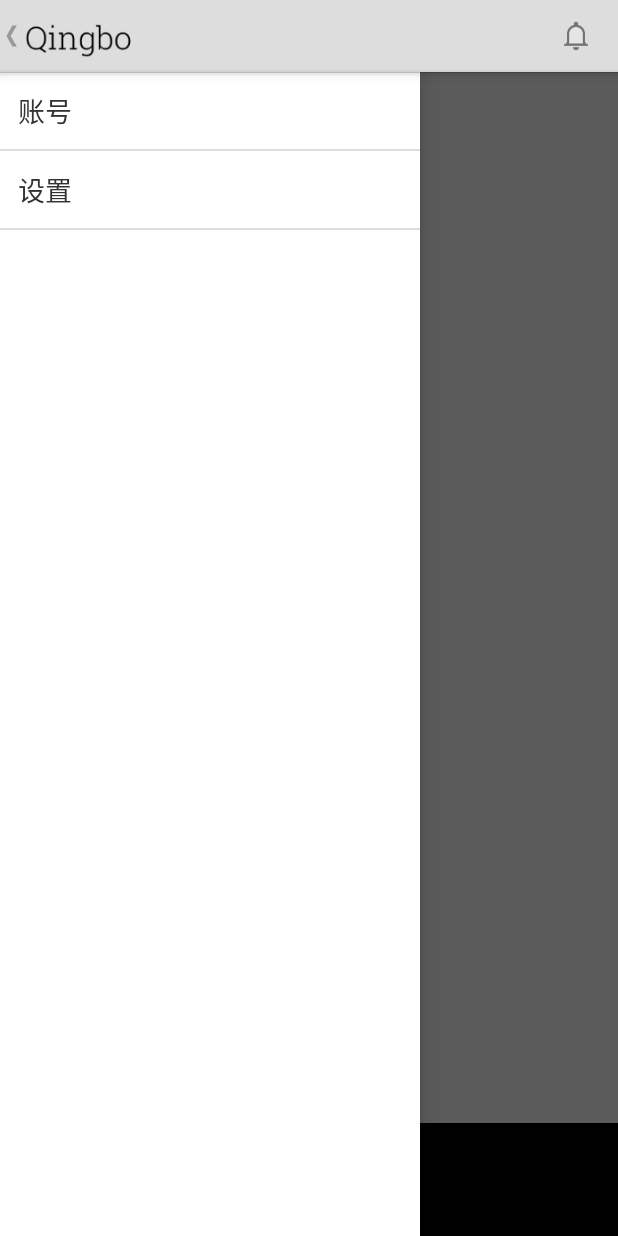
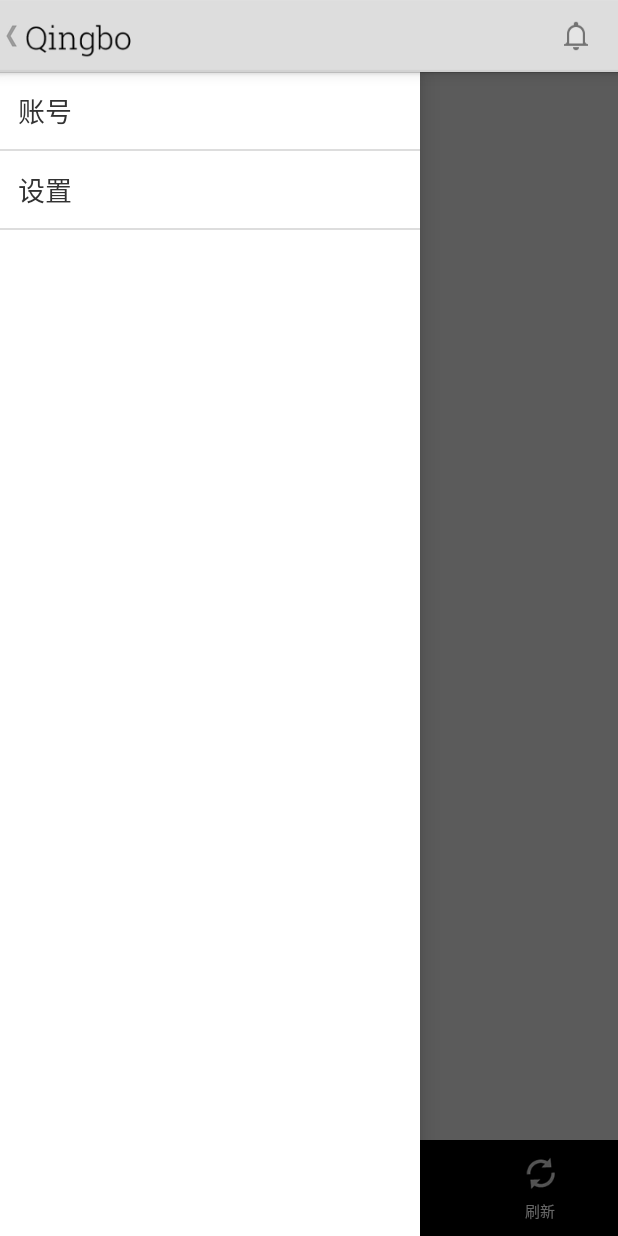
Before and after one commit to kyze8439690/Qingbo, an Android app: the screen it shows after launch (MainActivity), with the side drawer open, on a phone screen of 412 x 824 dp. Run offline under Robolectric (Android 15) with nearby library versions, the light colour scheme and no system bars; libraries missing offline, so code that uses them is left out: uk.co.senab; plain views replace PullToRefreshLayout; 4 statements that could not run were skipped.

Commit message:
add bottombar

```diff
--- a/src/main/java/com/yugy/qingbo/ui/MainActivity.java
+++ b/src/main/java/com/yugy/qingbo/ui/MainActivity.java
@@ -1,7 +1,5 @@
 package com.yugy.qingbo.ui;
 
-import android.animation.Animator;
-import android.animation.ObjectAnimator;
 import android.app.ActionBar;
 import android.app.Activity;
 import android.content.Intent;
@@ -15,8 +13,6 @@ import android.view.Menu;
 import android.view.MenuItem;
 import android.view.View;
 import android.view.ViewGroup;
-import android.view.ViewTreeObserver;
-import android.widget.AbsListView;
 import android.widget.AdapterView;
 import android.widget.ArrayAdapter;
 import android.widget.BaseAdapter;
@@ -31,13 +27,14 @@ import com.nostra13.universalimageloader.core.assist.PauseOnScrollListener;
 import com.umeng.analytics.MobclickAgent;
 import com.umeng.update.UmengUpdateAgent;
 import com.yugy.qingbo.R;
-import com.yugy.qingbo.Utils.MessageUtil;
 import com.yugy.qingbo.Utils.ScreenUtil;
 import com.yugy.qingbo.model.TimeLineModel;
 import com.yugy.qingbo.sdk.Weibo;
 import com.yugy.qingbo.sql.AccountsDataSource;
-import com.yugy.qingbo.ui.adapter.CardsAnimationAdapter;
+import com.yugy.qingbo.ui.componnet.TwoDrawerToggle;
+import com.yugy.qingbo.ui.componnet.adapter.CardsAnimationAdapter;
 import com.yugy.qingbo.ui.componnet.BottomBarOnScrollListener;
+import com.yugy.qingbo.ui.componnet.adapter.TimeLineListAdapter;
 import com.yugy.qingbo.ui.view.AppMsg;
 import com.yugy.qingbo.ui.view.TimeLineListItem;
 
@@ -70,7 +67,6 @@ public class MainActivity extends Activity implements ListView.OnItemClickListen
     private String[] mDrawerListViewString;
     private ArrayList<TimeLineModel> mTimeLineModels;
     private TimeLineListAdapter mTimeLineListAdapter;
-    private AnimationDrawable mJingleDrawable;
 
     private long firstStatusId = 0;
     private long lastStatusId = 0;
@@ -124,15 +120,15 @@ public class MainActivity extends Activity implements ListView.OnItemClickListen
         mDrawerRightLayout = (RelativeLayout) findViewById(R.id.main_right_drawer);
         mDrawerRightList = (ListView) findViewById(R.id.main_right_drawer_list);
         mEmptyView = (TextView) findViewById(R.id.main_right_drawer_emptyview);
-        mJingleDrawable = (AnimationDrawable) getResources().getDrawable(R.drawable.jingles);
-        mEmptyView.setCompoundDrawablesWithIntrinsicBounds(null, mJingleDrawable, null, null);
-        mEmptyView.setCompoundDrawablePadding(ScreenUtil.dp(this, 10));
         mDrawerRightList.setEmptyView(mEmptyView);
 
         mTimeLineList = (ListView) findViewById(R.id.main_timeline_list);
 
         mBottomBar = findViewById(R.id.main_bottombar);
-        mBottomBar.setOnClickListener(this);
+        mBottomBar.findViewById(R.id.btn_bottombar_photo).setOnClickListener(this);
+        mBottomBar.findViewById(R.id.btn_bottombar_location).setOnClickListener(this);
+        mBottomBar.findViewById(R.id.btn_bottombar_text).setOnClickListener(this);
+        mBottomBar.findViewById(R.id.btn_bottombar_refresh).setOnClickListener(this);
         ProgressBar progressBar = new ProgressBar(this);
         progressBar.setIndeterminate(true);
         mTimeLineList.addFooterView(progressBar);
@@ -155,9 +151,8 @@ public class MainActivity extends Activity implements ListView.OnItemClickListen
         mDrawerToggle = new TwoDrawerToggle(
                 this,
                 mDrawerLayout,
-                R.drawable.ic_drawer_toggle,
-                R.string.app_name,
-                R.string.app_name
+                mDrawerLeftLayout,
+                mDrawerRightLayout
         );
 
         mDrawerLayout.setDrawerListener(mDrawerToggle);
@@ -165,17 +160,18 @@ public class MainActivity extends Activity implements ListView.OnItemClickListen
 
     private void initComponents(){
         mTimeLineModels = new ArrayList<TimeLineModel>();
-        mTimeLineListAdapter = new TimeLineListAdapter();
+        mTimeLineListAdapter = new TimeLineListAdapter(this);
         CardsAnimationAdapter animationAdapter = new CardsAnimationAdapter(mTimeLineListAdapter);
         animationAdapter.setAbsListView(mTimeLineList);
         mTimeLineList.setAdapter(animationAdapter);
-
-
 
         PauseOnScrollListener pauseOnScrollListener = new PauseOnScrollListener(ImageLoader.getInstance(), true, true, new BottomBarOnScrollListener(mBottomBar));
         mTimeLineList.setOnScrollListener(pauseOnScrollListener);
     }
 
+    public ArrayList<TimeLineModel> getTimeLineModels() {
+        return mTimeLineModels;
+    }
 
     @Override
     public boolean onCreateOptionsMenu(Menu menu) {
@@ -264,7 +260,11 @@ public class MainActivity extends Activity implements ListView.OnItemClickListen
                         e.printStackTrace();
                     }
                 }
-                AppMsg.makeText(MainActivity.this, "更新了" + response.length() + "条新微薄", AppMsg.STYLE_INFO).show();
+                if (response.length() == 0) {
+                    AppMsg.makeText(MainActivity.this, "没有新微博", AppMsg.STYLE_INFO).show();
+                } else {
+                    AppMsg.makeText(MainActivity.this, "更新了" + response.length() + "条新微薄", AppMsg.STYLE_INFO).show();
+                }
                 mPullToRefreshLayout.setRefreshing(false);
                 mTimeLineListAdapter.notifyDataSetChanged();
                 super.onSuccess(response);
@@ -272,7 +272,7 @@ public class MainActivity extends Activity implements ListView.OnItemClickListen
         });
     }
 
-    private void getOldData(){
+    public void getOldData(){
         mPullToRefreshLayout.setRefreshing(true);
         Weibo.getOldTimeline(this, lastStatusId + "", new JsonHttpResponseHandler(){
             @Override
@@ -340,76 +340,10 @@ public class MainActivity extends Activity implements ListView.OnItemClickListen
     @Override
     public void onClick(View v) {
         switch (v.getId()){
-            case R.id.main_bottombar:
+            case R.id.btn_bottombar_refresh:
                 mTimeLineList.setSelectionAfterHeaderView();
+                getNewData();
                 break;
         }
     }
-
-    private class TwoDrawerToggle extends ActionBarDrawerToggle{
-        public TwoDrawerToggle(Activity activity, DrawerLayout drawerLayout, int drawerImageRes, int openDrawerContentDescRes, int closeDrawerContentDescRes) {
-            super(activity, drawerLayout, drawerImageRes, openDrawerContentDescRes, closeDrawerContentDescRes);
-        }
-
-        @Override
-        public void onDrawerOpened(View drawerView) {
-            if(drawerView.equals(mDrawerRightLayout)){
-                if(mJingleDrawable.isVisible()){
-                    if(mJingleDrawable.isRunning()){
-                        mJingleDrawable.stop();
-                    }
-                    mJingleDrawable.start();
-                }
-            }else{
-                super.onDrawerOpened(drawerView);
-            }
-            if(mDrawerLayout.isDrawerOpen(Gravity.END) && drawerView.equals(mDrawerLeftLayout)){
-                mDrawerLayout.closeDrawer(Gravity.END);
-            }else if(mDrawerLayout.isDrawerOpen(Gravity.START) && drawerView.equals(mDrawerRightLayout)){
-                mDrawerLayout.closeDrawer(Gravity.START);
-            }
-        }
-
-        @Override
-        public void onDrawerSlide(View drawerView, float slideOffset) {
-            if(drawerView == mDrawerLeftLayout){
-                super.onDrawerSlide(drawerView, slideOffset);
-            }
-        }
-    }
-
-    private class TimeLineListAdapter extends BaseAdapter{
-
-        @Override
-        public int getCount() {
-            return mTimeLineModels.size();
-        }
-
-        @Override
-        public Object getItem(int position) {
-            TimeLineListItem item = new TimeLineListItem(MainActivity.this);
-            item.parse(mTimeLineModels.get(position));
-            return item;
-        }
-
-        @Override
-        public long getItemId(int position) {
-            return position;
-        }
-
-        @Override
-        public View getView(int position, View convertView, ViewGroup parent) {
-            TimeLineListItem item;
-            if(convertView != null){
-                item = (TimeLineListItem) convertView;
-            }else{
-                item = new TimeLineListItem(MainActivity.this);
-            }
-            item.parse(mTimeLineModels.get(position));
-            if(position == getCount() - 1){
-                getOldData();
-            }
-            return item;
-        }
-    }
 }
--- a/src/main/java/com/yugy/qingbo/ui/componnet/BottomBarOnScrollListener.java
+++ b/src/main/java/com/yugy/qingbo/ui/componnet/BottomBarOnScrollListener.java
@@ -5,8 +5,7 @@ import android.animation.ObjectAnimator;
 import android.view.View;
 import android.widget.AbsListView;
 
-import com.yugy.qingbo.Utils.MessageUtil;
-import com.yugy.qingbo.Utils.ScreenUtil;
+import com.yugy.qingbo.R;
 
 /**
  * Created by yugy on 13-12-26.
@@ -34,7 +33,7 @@ public class BottomBarOnScrollListener implements AbsListView.OnScrollListener {
             @Override
             public void onAnimationRepeat(Animator animation) {}
         });
-        mHideAnimator = ObjectAnimator.ofFloat(mBottomBar, "translationY", ScreenUtil.dp(mBottomBar.getContext(), 75));
+        mHideAnimator = ObjectAnimator.ofFloat(mBottomBar, "translationY", mBottomBar.getResources().getDimension(R.dimen.bottom_height));
         mHideAnimator.addListener(new Animator.AnimatorListener() {
             @Override
             public void onAnimationStart(Animator animation) {
--- a/src/main/java/com/yugy/qingbo/ui/adapter/CardsAnimationAdapter.java
+++ b/src/main/java/com/yugy/qingbo/ui/componnet/adapter/CardsAnimationAdapter.java
@@ -1,4 +1,4 @@
-package com.yugy.qingbo.ui.adapter;
+package com.yugy.qingbo.ui.componnet.adapter;
 
 import android.animation.Animator;
 import android.animation.ObjectAnimator;
--- /dev/null
+++ b/src/main/java/com/yugy/qingbo/ui/componnet/adapter/TimeLineListAdapter.java
@@ -0,0 +1,53 @@
+package com.yugy.qingbo.ui.componnet.adapter;
+
+import android.view.View;
+import android.view.ViewGroup;
+import android.widget.BaseAdapter;
+
+import com.yugy.qingbo.ui.MainActivity;
+import com.yugy.qingbo.ui.view.TimeLineListItem;
+
+/**
+ * Created by yugy on 13-12-26.
+ */
+public class TimeLineListAdapter extends BaseAdapter {
+
+    private MainActivity mActivity;
+
+    public TimeLineListAdapter(MainActivity activity){
+        mActivity = activity;
+    }
+
+
+    @Override
+    public int getCount() {
+        return mActivity.getTimeLineModels().size();
+    }
+
+    @Override
+    public Object getItem(int position) {
+        TimeLineListItem item = new TimeLineListItem(mActivity);
+        item.parse(mActivity.getTimeLineModels().get(position));
+        return item;
+    }
+
+    @Override
+    public long getItemId(int position) {
+        return position;
+    }
+
+    @Override
+    public View getView(int position, View convertView, ViewGroup parent) {
+        TimeLineListItem item;
+        if(convertView != null){
+            item = (TimeLineListItem) convertView;
+        }else{
+            item = new TimeLineListItem(mActivity);
+        }
+        item.parse(mActivity.getTimeLineModels().get(position));
+        if(position == getCount() - 1){
+            mActivity.getOldData();
+        }
+        return item;
+    }
+}
--- /dev/null
+++ b/src/main/res/drawable/bg_holo.xml
@@ -0,0 +1,8 @@
+<?xml version="1.0" encoding="utf-8"?>
+<selector xmlns:android="http://schemas.android.com/apk/res/android" android:exitFadeDuration="@android:integer/config_shortAnimTime">
+
+    <item android:drawable="@android:color/holo_blue_dark" android:state_pressed="true"/>
+    <item android:drawable="@android:color/holo_blue_dark" android:state_enabled="true" android:state_focused="true"/>
+    <item android:drawable="@android:color/transparent"/>
+
+</selector>
--- a/src/main/res/layout/activity_main.xml
+++ b/src/main/res/layout/activity_main.xml
@@ -26,13 +26,77 @@
             android:overScrollMode="never"
             />
 
-        <View
+        <LinearLayout
             android:id="@+id/main_bottombar"
             android:layout_width="match_parent"
-            android:layout_height="75dp"
+            android:layout_height="@dimen/bottom_height"
+            android:orientation="horizontal"
+            android:layout_gravity="bottom"
             android:background="#000"
-            android:layout_gravity="bottom"
-            />
+            android:weightSum="4"
+            >
+
+            <TextView
+                android:id="@+id/btn_bottombar_photo"
+                android:layout_width="0dp"
+                android:layout_height="match_parent"
+                android:layout_weight="1"
+                android:text="照片"
+                android:textSize="10sp"
+                android:textColor="#427fed"
+                android:paddingTop="7dp"
+                android:gravity="center_horizontal"
+                android:drawablePadding="2dp"
+                android:drawableTop="@drawable/ic_camera_active"
+                android:background="@drawable/bg_holo"
+                />
+
+            <TextView
+                android:id="@+id/btn_bottombar_location"
+                android:layout_width="0dp"
+                android:layout_height="match_parent"
+                android:layout_weight="1"
+                android:text="位置"
+                android:textSize="10sp"
+                android:textColor="#db4437"
+                android:paddingTop="7dp"
+                android:gravity="center_horizontal"
+                android:drawablePadding="2dp"
+                android:drawableTop="@drawable/ic_location_active"
+                android:background="@drawable/bg_holo"
+                />
+
+            <TextView
+                android:id="@+id/btn_bottombar_text"
+                android:layout_width="0dp"
+                android:layout_height="match_parent"
+                android:layout_weight="1"
+                android:text="文字"
+                android:textSize="10sp"
+                android:textColor="#489935"
+                android:paddingTop="7dp"
+                android:gravity="center_horizontal"
+                android:drawablePadding="2dp"
+                android:drawableTop="@drawable/ic_text_active"
+                android:background="@drawable/bg_holo"
+                />
+
+            <TextView
+                android:id="@+id/btn_bottombar_refresh"
+                android:layout_width="0dp"
+                android:layout_height="match_parent"
+                android:layout_weight="1"
+                android:text="刷新"
+                android:textSize="10sp"
+                android:textColor="#ffffff"
+                android:paddingTop="7dp"
+                android:gravity="center_horizontal"
+                android:drawablePadding="2dp"
+                android:drawableTop="@drawable/ic_refresh_active"
+                android:background="@drawable/bg_holo"
+                />
+
+        </LinearLayout>
 
     </uk.co.senab.actionbarpulltorefresh.library.PullToRefreshLayout>
 
@@ -70,6 +134,8 @@
             />
 
         <TextView
+            android:drawableTop="@drawable/jingles"
+            android:drawablePadding="10dp"
             android:id="@+id/main_right_drawer_emptyview"
             android:layout_height="wrap_content"
             android:layout_width="wrap_content"
--- /dev/null
+++ b/src/main/res/values/dimen.xml
@@ -0,0 +1,6 @@
+<?xml version="1.0" encoding="utf-8"?>
+<resources>
+
+    <dimen name="bottom_height">64dp</dimen>
+
+</resources>
```
Also changed, not shown: src/main/java/com/yugy/qingbo/ui/componnet/TwoDrawerToggle.java (added, +56 -0 lines), src/main/res/drawable-xhdpi/ic_camera_active.png (added), src/main/res/drawable-xhdpi/ic_location_active.png (added), src/main/res/drawable-xhdpi/ic_refresh_active.png (added), src/main/res/drawable-xhdpi/ic_text_active.png (added).
